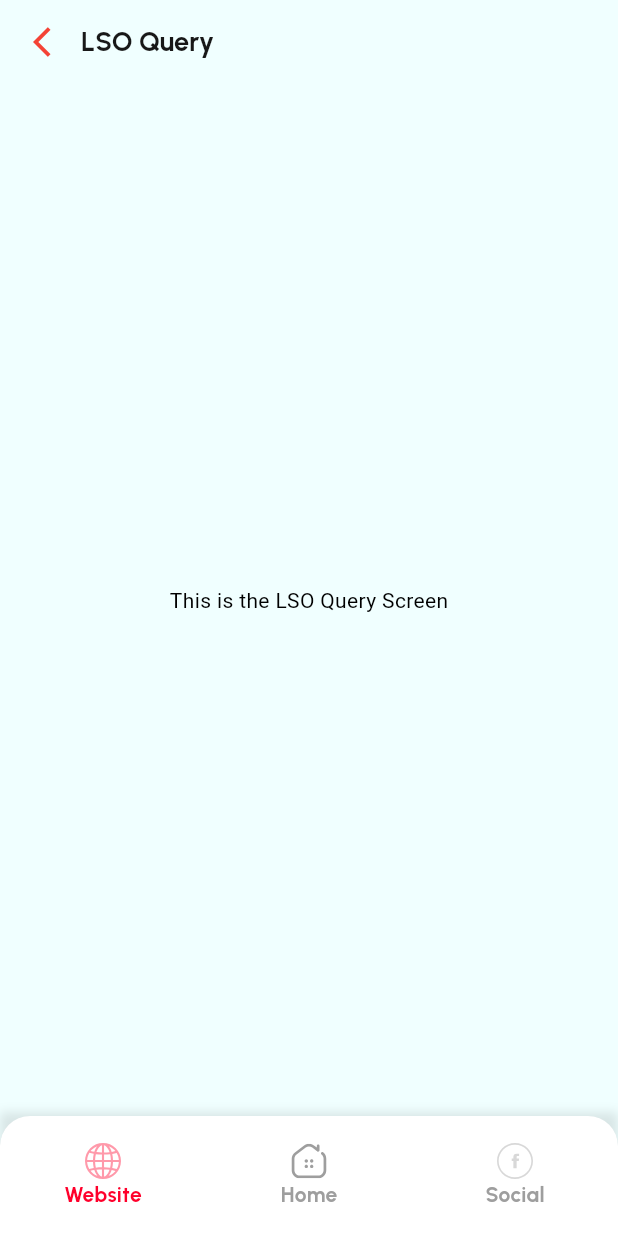
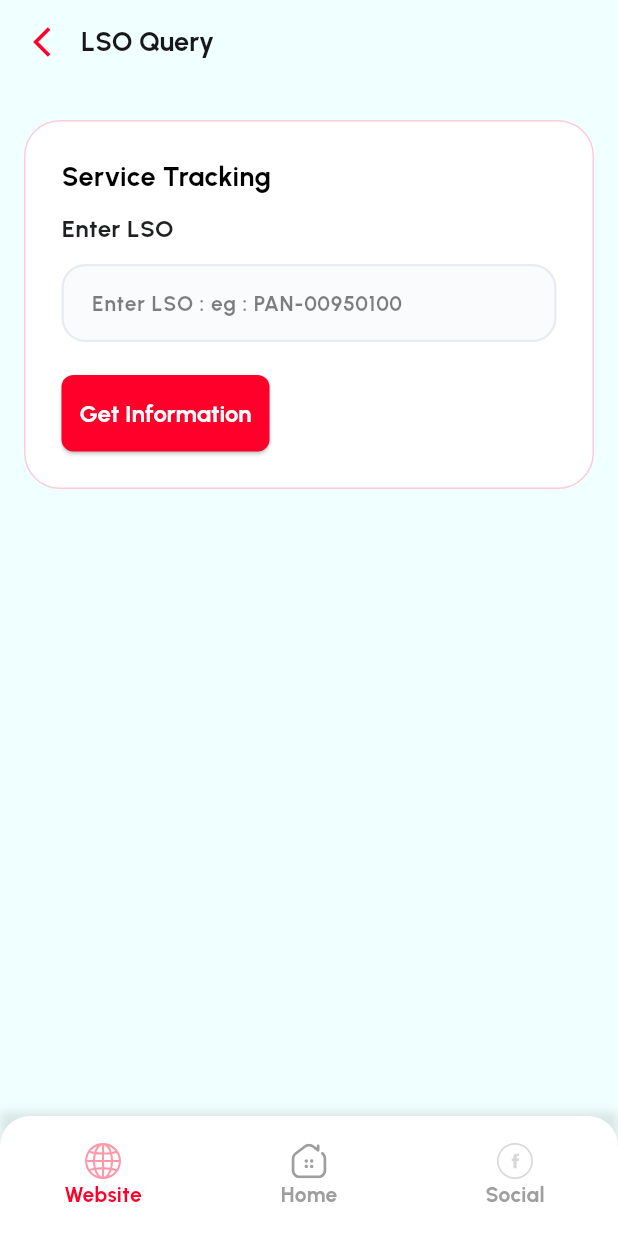
Before and after one commit to cooltoukir/symphony_app, a Flutter app: the LSOQueryScreen screen opened by its route, on a phone screen of 412 x 824 dp. Run offline on Flutter 3.47's test engine with Material 3 defaults, Android fonts, the phone set to English and light mode, and no system bars; our stand-ins replace bloc, flutter_bloc, flutter_svg, get_it, hexcolor.

Commit message:
LSO Query page design done

```diff
--- a/lib/core/theme/app_theme.dart
+++ b/lib/core/theme/app_theme.dart
@@ -31,9 +31,7 @@ class AppTheme {
         fontSize: 18,
         color: ColorsClass.darkPrimaryColor,
       ),
-      iconTheme: IconThemeData(
-        color: Colors.red, // Set the back arrow color to red
-      ),
+      iconTheme: IconThemeData(color: ColorsClass.accentColor),
     ),
     elevatedButtonTheme: ElevatedButtonThemeData(
       style: ElevatedButton.styleFrom(
@@ -81,9 +79,7 @@ class AppTheme {
         fontSize: 18,
         color: ColorsClass.lightPrimaryColor,
       ),
-      iconTheme: IconThemeData(
-        color: Colors.red, // Set the back arrow color to red
-      ),
+      iconTheme: IconThemeData(color: ColorsClass.accentColor),
     ),
     elevatedButtonTheme: ElevatedButtonThemeData(
       style: ElevatedButton.styleFrom(
--- a/lib/core/utils/colors_class.dart
+++ b/lib/core/utils/colors_class.dart
@@ -10,4 +10,11 @@ class ColorsClass {
   static Color grey600 = HexColor('#757575');
   static Color white40 = HexColor('#66000000');
   static Color moreBlue = HexColor('#334671FC');
+  static Color lessRed = HexColor('#33FF002B');
+  static Color blackColor = HexColor('#000000');
+  static Color lessBlack = HexColor('#1F2022');
+  static Color borderBlack = HexColor('#E7EBF2');
+  static Color borderBlack20 = HexColor('#33E7EBF2');
+  static Color textGrey = HexColor('#8B8B8B');
+  static Color white50 = HexColor('#80000000');
 }
--- a/lib/features/lso_query/presentation/pages/lso_query_screen.dart
+++ b/lib/features/lso_query/presentation/pages/lso_query_screen.dart
@@ -1,5 +1,6 @@
 import 'package:flutter/material.dart';
 import 'package:symphony_app/core/constants/app_constants.dart';
+import 'package:symphony_app/core/utils/colors_class.dart';
 
 import '../../../../core/widgets/bottom_navigation/bottom_navigation.dart';
 
@@ -8,6 +9,8 @@ class LSOQueryScreen extends StatelessWidget {
 
   @override
   Widget build(BuildContext context) {
+    final isDarkMode = Theme.of(context).brightness == Brightness.dark;
+
     return Scaffold(
       appBar: AppBar(
         leadingWidth: 50,
@@ -23,7 +26,128 @@ class LSOQueryScreen extends StatelessWidget {
         titleSpacing: 4,
         title: const Text(AppConstants.lSOQueryScreenTitle),
       ),
-      body: const Center(child: Text('This is the LSO Query Screen')),
+      body: Padding(
+        padding: const EdgeInsets.only(left: 16.0, top: 24.0, right: 16.0),
+        child: Container(
+          decoration: BoxDecoration(
+            color:
+                isDarkMode
+                    ? Colors.grey.withValues(alpha: 0.1)
+                    : ColorsClass.whiteColor,
+            borderRadius: BorderRadius.circular(24),
+            border:
+                isDarkMode
+                    ? null
+                    : Border.all(color: ColorsClass.lessRed, width: 1.0),
+          ),
+          padding: const EdgeInsets.all(24.0),
+          child: Column(
+            mainAxisSize: MainAxisSize.min,
+            crossAxisAlignment: CrossAxisAlignment.start,
+            children: [
+              Text(
+                'Service Tracking',
+                style: TextStyle(
+                  fontFamily: 'Urbanist',
+                  color:
+                      isDarkMode
+                          ? ColorsClass.whiteColor
+                          : ColorsClass.blackColor,
+                  fontSize: 18,
+                  fontWeight: FontWeight.w700,
+                ),
+              ),
+              SizedBox(height: 10),
+              Text(
+                'Enter LSO',
+                style: TextStyle(
+                  fontFamily: 'Urbanist',
+                  color:
+                      isDarkMode ? ColorsClass.textGrey : ColorsClass.lessBlack,
+                  fontSize: 16,
+                  fontWeight: FontWeight.w500,
+                ),
+              ),
+              SizedBox(height: 12),
+              TextFormField(
+                decoration: InputDecoration(
+                  hintText: 'Enter LSO : eg : PAN-00950100',
+                  hintStyle: TextStyle(
+                    fontFamily: 'Urbanist',
+                    color:
+                        isDarkMode ? ColorsClass.textGrey : ColorsClass.white50,
+                    fontSize: 14,
+                    fontWeight: FontWeight.w500,
+                  ),
+                  border: OutlineInputBorder(
+                    borderRadius: BorderRadius.circular(16),
+                    borderSide: BorderSide(
+                      color:
+                          isDarkMode
+                              ? ColorsClass.borderBlack20
+                              : ColorsClass.borderBlack,
+                      width: 1.5,
+                    ),
+                  ),
+                  enabledBorder: OutlineInputBorder(
+                    borderRadius: BorderRadius.circular(16),
+                    borderSide: BorderSide(
+                      color:
+                          isDarkMode
+                              ? ColorsClass.borderBlack20
+                              : ColorsClass.borderBlack,
+                      width: 1.5,
+                    ),
+                  ),
+                  focusedBorder: OutlineInputBorder(
+                    borderRadius: BorderRadius.circular(10),
+                    borderSide: BorderSide(
+                      color:
+                          isDarkMode
+                              ? ColorsClass.borderBlack20
+                              : ColorsClass.borderBlack,
+                      width: 1.5,
+                    ),
+                  ),
+                  filled: true,
+                  fillColor:
+                      isDarkMode
+                          ? Colors.grey.withValues(alpha: 0.1)
+                          : ColorsClass.borderBlack20,
+                  contentPadding: EdgeInsets.symmetric(
+                    horizontal: 16,
+                    vertical: 14,
+                  ),
+                ),
+              ),
+              SizedBox(height: 22),
+              ElevatedButton(
+                style: ElevatedButton.styleFrom(
+                  backgroundColor: ColorsClass.accentColor,
+                  padding: EdgeInsets.symmetric(vertical: 16),
+                  textStyle: TextStyle(fontSize: 16),
+                  shape: RoundedRectangleBorder(
+                    borderRadius: BorderRadius.circular(8),
+                  ),
+                ),
+                onPressed: () {},
+                child: Padding(
+                  padding: const EdgeInsets.only(left: 12.0, right: 12.0),
+                  child: Text(
+                    'Get Information',
+                    style: TextStyle(
+                      fontFamily: 'Urbanist',
+                      color: ColorsClass.whiteColor,
+                      fontSize: 16,
+                      fontWeight: FontWeight.w500,
+                    ),
+                  ),
+                ),
+              ),
+            ],
+          ),
+        ),
+      ),
       bottomNavigationBar: BottomNavigation(),
     );
   }
```
